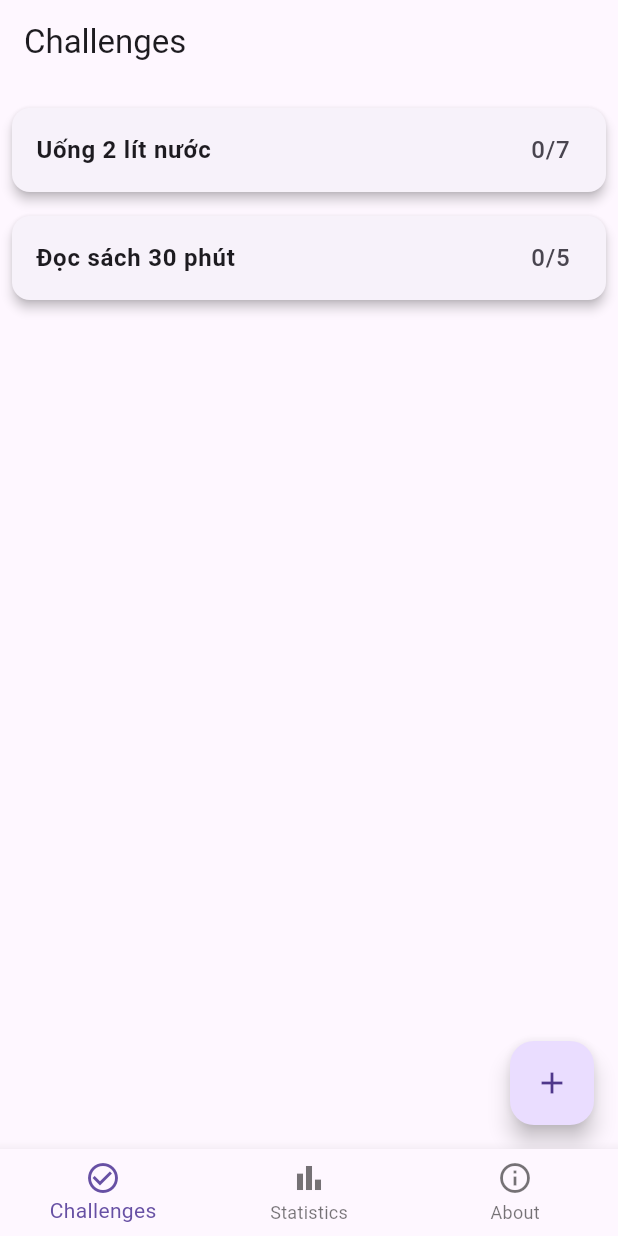
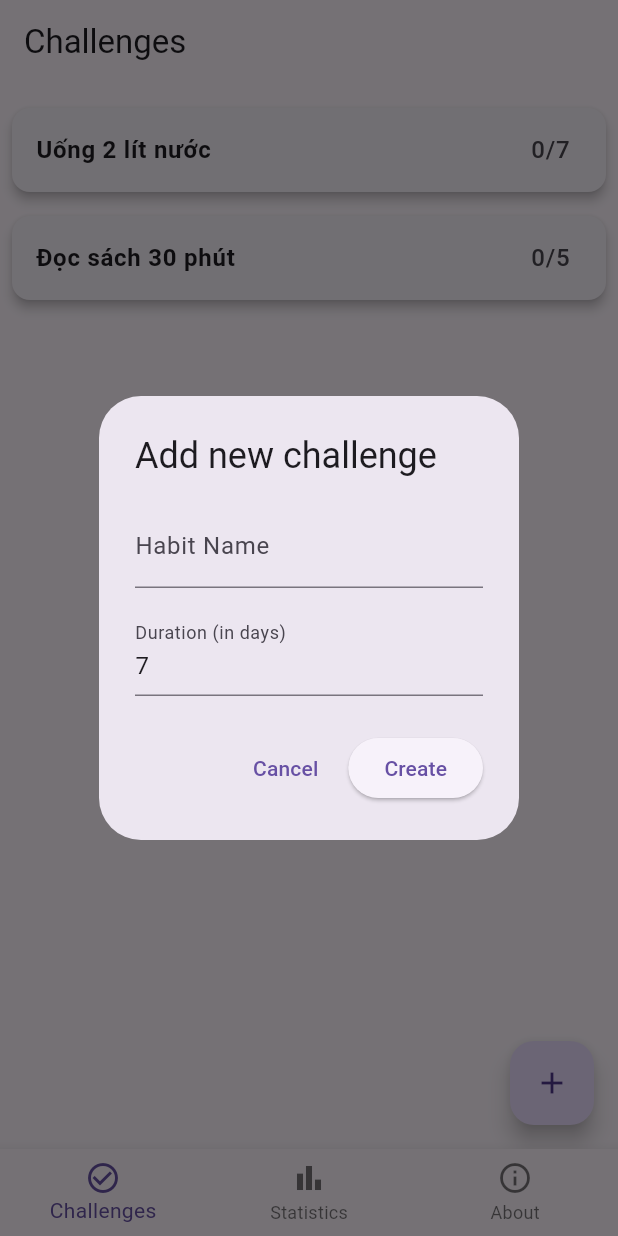
Before and after one commit to truong180805/2025_LTTBDD_N05_Nhom_8, a Flutter app: the screen it shows after launch, after a tap on the "add" icon, on a phone screen of 412 x 824 dp. Run offline on Flutter 3.47's test engine with Material 3 defaults, Android fonts, the light colour scheme and no system bars.

Commit message:
tao nut an de them thu thach

```diff
--- a/mini_habit_challenge/lib/screens/challenge_list_screen.dart
+++ b/mini_habit_challenge/lib/screens/challenge_list_screen.dart
@@ -11,15 +11,19 @@ class ChallengeListScreen extends StatelessWidget {
   Widget build(BuildContext context) {
     final l10n = AppLocalizations.of(context)!;
 
+    final habitProvider = Provider.of<HabitProvider>(context, listen: false );
+
     //dung consumer de 'lang nghe' thay doi
     return Consumer<HabitProvider>(
-      builder: (context, HabitProvider, child) {
-        final habits = HabitProvider.habits; //lay danh sach thoi quen
+      builder: (context, consumerProvider, child) {
+        final habits = consumerProvider.habits; //lay danh sach thoi quen
 
         return Scaffold(
-          appBar: AppBar(title: Text(l10n.tabChallenges)),
+          appBar: AppBar(
+            title: Text(l10n.tabChallenges)
+            ),
           body: habits.isEmpty
-              ? Center(child: Text("Chưa có thói quen nào."))
+              ? Center(child: Text(l10n.noHabits))
               : ListView.builder(
                   padding: EdgeInsets.all(8),
                   itemCount: habits.length,
@@ -43,12 +47,66 @@ class ChallengeListScreen extends StatelessWidget {
                   },
                 ),
           floatingActionButton: FloatingActionButton(
-            onPressed: () {},
+            onPressed: () {
+            _showAddHabitDialog(context, habitProvider, l10n);
+            },
             child: Icon(Icons.add),
-            tooltip: "Thêm thử thách",
+            tooltip: l10n.addHabit,
           ),
         );
       },
     );
   }
+  void _showAddHabitDialog(BuildContext context, HabitProvider provider, AppLocalizations l10n){
+    final nameController = TextEditingController();
+    final daysController = TextEditingController(text: "7");
+
+    showDialog(
+      context: context,
+      builder: (context){
+        return AlertDialog(
+          title: Text(l10n.addHabit),
+          content: Column(
+            mainAxisSize: MainAxisSize.min,
+            children: [
+              TextField(
+                controller: nameController,
+                decoration: InputDecoration(
+                  labelText: l10n.habitName,
+                  hintText: l10n.habitNameHint,
+                ),
+                autocorrect: true,
+              ),
+              SizedBox(height: 16,),
+              TextField(
+                controller: daysController,
+                decoration: InputDecoration(
+                  labelText: l10n.durationInDays,
+                ),
+                keyboardType: TextInputType.number,
+              ),
+            ],
+          ),
+          actions: [
+            TextButton(
+              onPressed: () => Navigator.pop(context),
+              child: Text(MaterialLocalizations.of(context).cancelButtonLabel),
+              ),
+              ElevatedButton(
+                onPressed: () {
+                final name = nameController.text;
+                final days = int.tryParse(daysController.text) ?? 7;
+
+                if (name.isNotEmpty){
+                  provider.addHabits(name, days);
+                  Navigator.pop(context);
+                  }
+                },
+                child: Text(l10n.create),
+              ),
+          ],
+        );
+      }
+    );
+  }
 }
```
